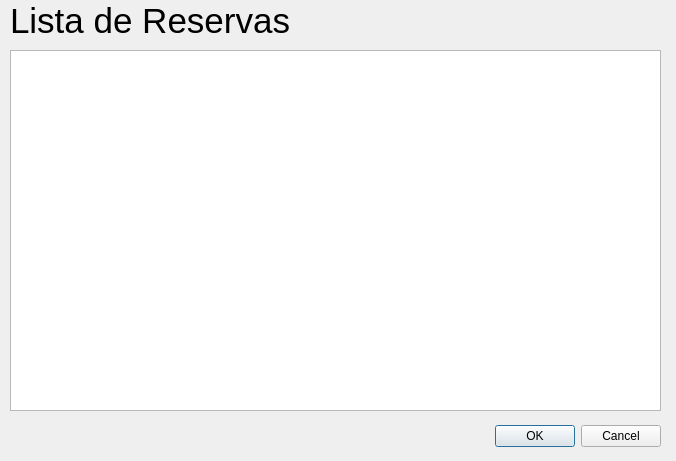
Above: clientes/telareserva.ui from ViniiGabriel/hotelQT before the change. Below: the same form after it.
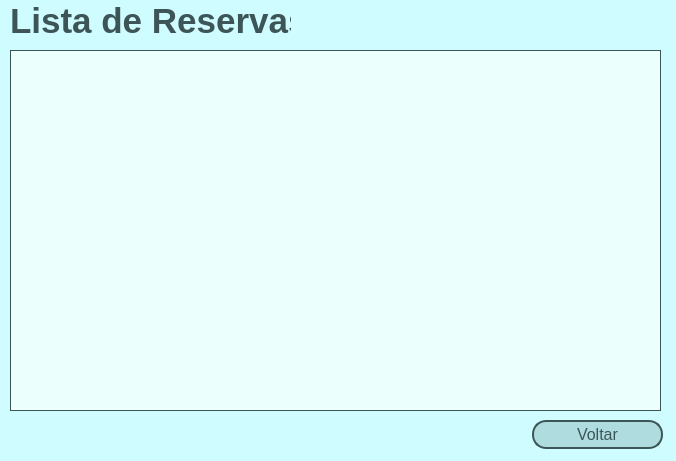
That is the form after the change.

Patch:
```diff
--- a/clientes/telareserva.ui
+++ b/clientes/telareserva.ui
@@ -13,22 +13,39 @@
   <property name="windowTitle">
    <string>Reservas</string>
   </property>
-  <widget class="QDialogButtonBox" name="buttonBox">
-   <property name="geometry">
-    <rect>
-     <x>320</x>
-     <y>420</y>
-     <width>341</width>
-     <height>32</height>
-    </rect>
-   </property>
-   <property name="orientation">
-    <enum>Qt::Horizontal</enum>
-   </property>
-   <property name="standardButtons">
-    <set>QDialogButtonBox::Cancel|QDialogButtonBox::Ok</set>
-   </property>
-  </widget>
+  <property name="styleSheet">
+   <string notr="true">QDialog{
+	background-color: #cffdff;
+}
+
+QPushButton{
+	background-color: #afdcde;
+	border-radius: 14px;
+	border: 2px solid #3d5557;
+	color: #3d5557;
+	font-size: 16px;
+}
+
+QPushButton::hover{
+	background-color: #b9faf4;
+}
+
+
+QLabel{
+	color: #3d5557;
+	font-weight:bold;
+}
+
+QTableWidget {
+	background-color: #ebfffd;
+	border: 1px solid #3d5557;
+}
+
+QHeaderView::section{
+	background-color: #9db3b1;
+	font-weight: bold;
+}</string>
+  </property>
   <widget class="QTableWidget" name="tb_reservas">
    <property name="geometry">
     <rect>
@@ -51,12 +68,26 @@
    <property name="font">
     <font>
      <pointsize>26</pointsize>
+     <bold>true</bold>
     </font>
    </property>
    <property name="text">
     <string>Lista de Reservas</string>
    </property>
   </widget>
+  <widget class="QPushButton" name="pushButton">
+   <property name="geometry">
+    <rect>
+     <x>532</x>
+     <y>420</y>
+     <width>131</width>
+     <height>29</height>
+    </rect>
+   </property>
+   <property name="text">
+    <string>Voltar</string>
+   </property>
+  </widget>
  </widget>
  <resources/>
  <connections>
```
Left out of the diff: 35 changed lines with no effect on the pictures.
